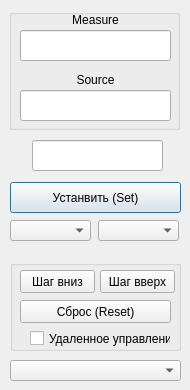
This is Metrology/CalibratorManagerDialog.ui in whiteman-kr/u7set as Qt 5 draws it before an edit. The edited form follows.
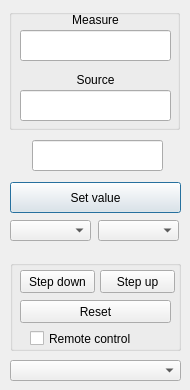
This is the edited form.

```diff
--- a/Metrology/CalibratorManagerDialog.ui
+++ b/Metrology/CalibratorManagerDialog.ui
@@ -147,7 +147,7 @@
     </rect>
    </property>
    <property name="text">
-    <string>Устанвить (Set)</string>
+    <string>Set value</string>
    </property>
    <property name="default">
     <bool>true</bool>
@@ -163,7 +163,7 @@
     </rect>
    </property>
    <property name="text">
-    <string>Шаг вниз</string>
+    <string>Step down</string>
    </property>
   </widget>
   <widget class="QPushButton" name="stepUpButton">
@@ -176,7 +176,7 @@
     </rect>
    </property>
    <property name="text">
-    <string>Шаг вверх</string>
+    <string>Step up</string>
    </property>
   </widget>
   <widget class="QPushButton" name="resetButton">
@@ -189,7 +189,7 @@
     </rect>
    </property>
    <property name="text">
-    <string>Сброс (Reset)</string>
+    <string>Reset</string>
    </property>
   </widget>
   <widget class="QCheckBox" name="remoteCheck">
@@ -202,7 +202,7 @@
     </rect>
    </property>
    <property name="text">
-    <string>Удаленное управление</string>
+    <string>Remote control</string>
    </property>
    <property name="checked">
     <bool>false</bool>
```
